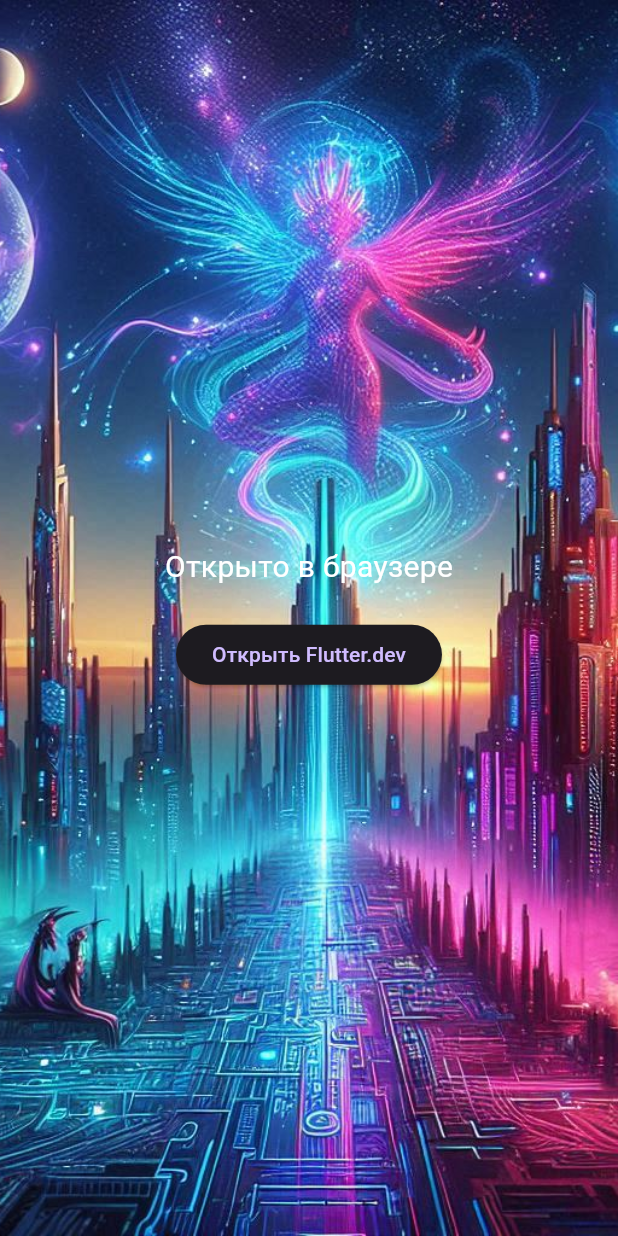
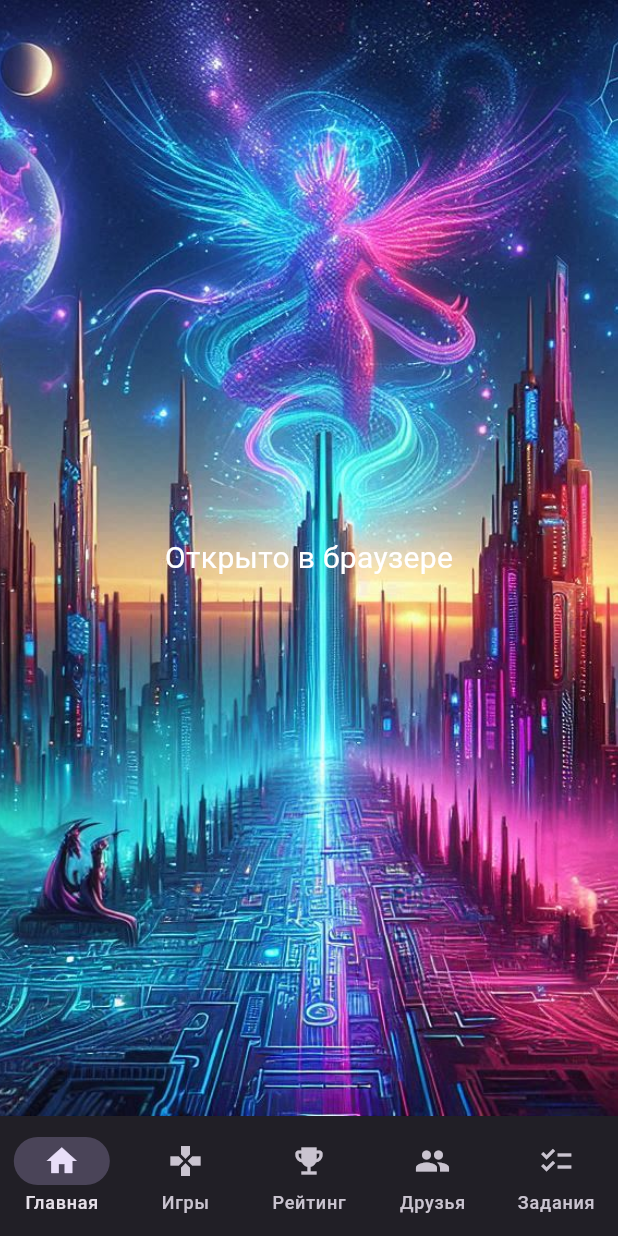
Before and after one commit to JKRX87/telegram_mini_app_front, a Flutter app: the screen it shows after launch, on a phone screen of 412 x 824 dp. Run offline on Flutter 3.47's test engine with Material 3 defaults, Android fonts, the phone set to English and light mode, and no system bars; missing offline and left inert: dart:html, dart:js_util.

Commit message:
Update main.dart

```diff
--- a/lib/main.dart
+++ b/lib/main.dart
@@ -3,19 +3,20 @@ import 'package:flutter/material.dart';
 import 'telegram_webapp.dart';
 
 void main() {
-  runApp(const MiniApp());
+  runApp(const AppRoot());
 }
 
-class MiniApp extends StatefulWidget {
-  const MiniApp({super.key});
+class AppRoot extends StatefulWidget {
+  const AppRoot({super.key});
   @override
-  State<MiniApp> createState() => _MiniAppState();
+  State<AppRoot> createState() => _AppRootState();
 }
 
-class _MiniAppState extends State<MiniApp> {
+class _AppRootState extends State<AppRoot> {
   bool isTelegram = false;
   String colorScheme = 'light';
   Map<String, dynamic> user = {};
+  int bottomIndex = 0;
 
   @override
   void initState() {
@@ -36,14 +37,13 @@ class _MiniAppState extends State<MiniApp> {
       TelegramWebApp.ready();
       TelegramWebApp.expand();
       TelegramWebApp.mainButtonSetText('Отправить');
-      TelegramWebApp.mainButtonShow();
+      TelegramWebApp.mainButtonHide();
       TelegramWebApp.mainButtonOnClick(() {
         final payload = jsonEncode({
           'action': 'submit',
           'user': user,
         });
         TelegramWebApp.sendData(payload);
-        TelegramWebApp.close();
       });
     }
     setState(() {});
@@ -55,33 +55,114 @@ class _MiniAppState extends State<MiniApp> {
       theme: ThemeData.dark(),
       debugShowCheckedModeBanner: false,
       home: Scaffold(
-        body: Container(
+        body: IndexedStack(
+          index: bottomIndex,
+          children: [
+            HomeScreen(user: user, isTelegram: isTelegram),
+            GamesScreen(),
+            LeaderboardScreen(),
+            FriendsScreen(),
+            TasksScreen(),
+          ],
+        ),
+        bottomNavigationBar: NavigationBar(
+          selectedIndex: bottomIndex,
+          onDestinationSelected: (i) => setState(() => bottomIndex = i),
+          destinations: const [
+            NavigationDestination(icon: Icon(Icons.home), label: 'Главная'),
+            NavigationDestination(icon: Icon(Icons.games), label: 'Игры'),
+            NavigationDestination(icon: Icon(Icons.emoji_events), label: 'Рейтинг'),
+            NavigationDestination(icon: Icon(Icons.group), label: 'Друзья'),
+            NavigationDestination(icon: Icon(Icons.checklist), label: 'Задания'),
+          ],
+        ),
+      ),
+    );
+  }
+}
+
+class SectionBackground extends StatelessWidget {
+  final Widget child;
+  const SectionBackground({super.key, required this.child});
+
+  @override
+  Widget build(BuildContext context) {
+    return Container(
       decoration: const BoxDecoration(
         image: DecorationImage(
           image: AssetImage('assets/images/main_bg.jpeg'),
           fit: BoxFit.cover,
         ),
       ),
+      child: child,
+    );
+  }
+}
+
+// ---------- Screens ----------
+
+class HomeScreen extends StatelessWidget {
+  final Map<String, dynamic> user;
+  final bool isTelegram;
+  const HomeScreen({super.key, required this.user, required this.isTelegram});
+
+  @override
+  Widget build(BuildContext context) {
+    return SectionBackground(
       child: Center(
-            child: Column(
-              mainAxisAlignment: MainAxisAlignment.center,
-              children: [
-                Text(
+        child: Text(
           isTelegram ? 'Запущено в Telegram' : 'Открыто в браузере',
           style: const TextStyle(color: Colors.white, fontSize: 20),
-                ),
-                const SizedBox(height: 20),
-                ElevatedButton(
-                  onPressed: () {
-                    TelegramWebApp.openLink('https://flutter.dev');
-                  },
-                  child: const Text('Открыть Flutter.dev'),
-                ),
-              ],
-            ),
-          ),
         ),
       ),
     );
   }
 }
+
+class GamesScreen extends StatelessWidget {
+  const GamesScreen({super.key});
+  @override
+  Widget build(BuildContext context) {
+    return SectionBackground(
+      child: Center(
+        child: Text('Игры', style: const TextStyle(color: Colors.white, fontSize: 20)),
+      ),
+    );
+  }
+}
+
+class LeaderboardScreen extends StatelessWidget {
+  const LeaderboardScreen({super.key});
+  @override
+  Widget build(BuildContext context) {
+    return SectionBackground(
+      child: Center(
+        child: Text('Рейтинг', style: const TextStyle(color: Colors.white, fontSize: 20)),
+      ),
+    );
+  }
+}
+
+class FriendsScreen extends StatelessWidget {
+  const FriendsScreen({super.key});
+  @override
+  Widget build(BuildContext context) {
+    return SectionBackground(
+      child: Center(
+        child: Text('Друзья', style: const TextStyle(color: Colors.white, fontSize: 20)),
+      ),
+    );
+  }
+}
+
+class TasksScreen extends StatelessWidget {
+  const TasksScreen({super.key});
+  @override
+  Widget build(BuildContext context) {
+    return SectionBackground(
+      child: Center(
+        child: Text('Задания', style: const TextStyle(color: Colors.white, fontSize: 20)),
+      ),
+    );
+  }
+}
```
Lines whose indentation alone changed are shown as unchanged.
